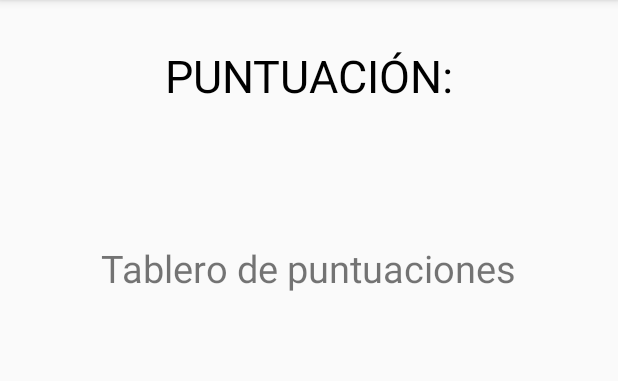
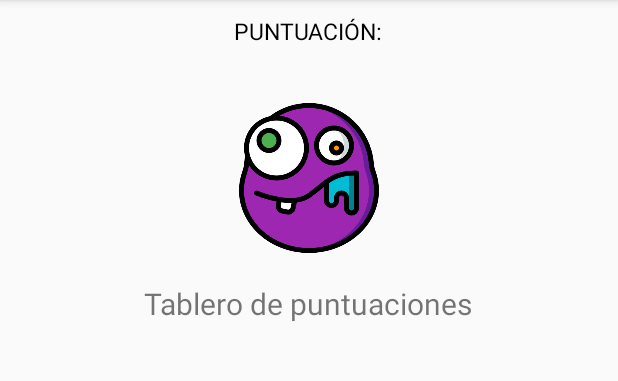
Before and after one commit to Adrianooow96/QuizzAppPro, an Android app: the FinishScoreActivity screen opened directly, with no data from a screen before it, on a phone screen of 412 x 824 dp, the part 84-465 px from its top. Run offline under Robolectric (Android 15) with nearby library versions, the phone set to English and light mode, and no system bars; our stand-ins replace Room's generated code; 3 statements that could not run were skipped.

Commit message:
imagenes de final score listas

```diff
--- a/app/src/main/java/com/example/quizzapppro/FinishScoreActivity.kt
+++ b/app/src/main/java/com/example/quizzapppro/FinishScoreActivity.kt
@@ -12,7 +12,7 @@ import android.content.Intent
 import androidx.core.app.ComponentActivity.ExtraData
 import androidx.core.content.ContextCompat.getSystemService
 import android.icu.lang.UCharacter.GraphemeClusterBreak.T
-
+import android.widget.ImageView
 
 
 class FinishScoreActivity : AppCompatActivity() {
@@ -22,6 +22,8 @@ class FinishScoreActivity : AppCompatActivity() {
     private lateinit var tvScore: TextView
     private lateinit var scoresArrayList : ArrayList<Puntaje>
     private var backPressedTime: Long = 0
+    private lateinit var rendimientoImg : ImageView
+
 
     override fun onCreate(savedInstanceState: Bundle?) {
         super.onCreate(savedInstanceState)
@@ -31,17 +33,26 @@ class FinishScoreActivity : AppCompatActivity() {
         val db = AppDatabase.getAppDatabase(this)
         var perfil = db.perfilDao().getCurrentPerfil()
         var puntaje = db.puntajeDao().getPuntajeByPErfilId(perfil.idJugador)
+        var rendimiento = puntaje.rendimiento
 
         lvScores = findViewById(R.id.lv_scores)
         tvScore = findViewById(R.id.actual_score)
-
         tvScore.setText(puntaje.puntaje.toString())
+        rendimientoImg = findViewById(R.id.rendimiento_img)
 
         scoresArrayList = db.puntajeDao().getAllOrdered() as ArrayList<Puntaje>
         if(scoresArrayList.size != 0){
             customAdapter = customScoreAdapter(this, scoresArrayList)
             lvScores.adapter = customAdapter
         }
+
+        when{
+            rendimiento <= 50 -> rendimientoImg.setImageResource(R.drawable.stupid)
+            rendimiento in 51..69 -> rendimientoImg.setImageResource(R.drawable.meh)
+            rendimiento in 70..99 -> rendimientoImg.setImageResource(R.drawable.flame)
+            rendimiento == 100 -> rendimientoImg.setImageResource(R.drawable.trophy)
+        }
+
     }
 
     companion object {
--- a/app/src/main/res/layout/activity_finish_score.xml
+++ b/app/src/main/res/layout/activity_finish_score.xml
@@ -12,8 +12,8 @@
         android:layout_height="wrap_content"
         android:text="PUNTUACIÓN:"
         android:layout_gravity="center"
-        android:paddingTop="30sp"
-        android:textSize="30sp"
+        android:paddingTop="10sp"
+        android:textSize="15sp"
         android:textColor="@color/black" />
 
     <TextView
@@ -23,16 +23,24 @@
         tools:text="500"
         android:layout_gravity="center"
         android:paddingTop="10sp"
-        android:textSize="30sp"
+        android:textSize="20sp"
         android:textColor="@color/black"/>
+    <ImageView
+        android:id="@+id/rendimiento_img"
+        android:layout_width="100sp"
+        android:layout_height="100sp"
+        android:layout_gravity="center">
+
+
+    </ImageView>
 
     <TextView
         android:layout_width="wrap_content"
         android:layout_height="wrap_content"
         android:text="Tablero de puntuaciones"
         android:layout_gravity="center"
-        android:paddingTop="40sp"
-        android:textSize="25sp"/>
+        android:paddingTop="20sp"
+        android:textSize="20sp"/>
 
     <ListView
         android:id="@+id/lv_scores"
```
Also changed, not shown: app/src/main/res/drawable/flame.png (added), app/src/main/res/drawable/meh.png (added), app/src/main/res/drawable/stupid.png (added), app/src/main/res/drawable/trophy.png (added).
